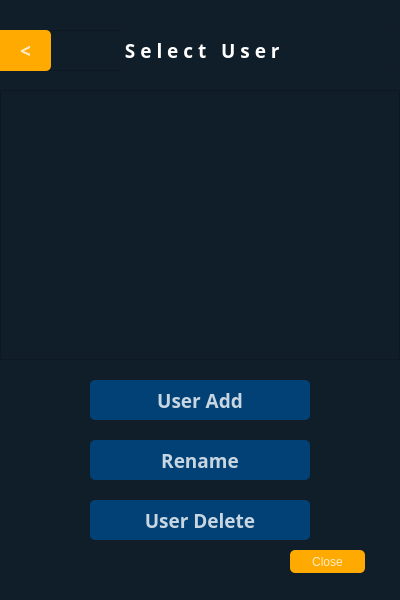
cach007/face_findeer, file ui/useredit.ui: the form before one commit.
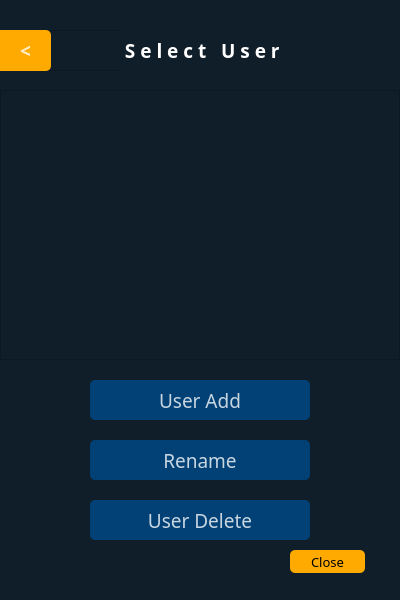
The form after the commit. Icons and pictures are not drawn.

```diff
--- a/ui/useredit.ui
+++ b/ui/useredit.ui
@@ -40,10 +40,16 @@
       <height>23</height>
      </rect>
     </property>
+    <property name="font">
+     <font>
+      <family>Arial Rounded MT Bold</family>
+      <pointsize>10</pointsize>
+     </font>
+    </property>
     <property name="styleSheet">
      <string notr="true">QPushButton#pushButton_3{
 background-color:rgb(255, 170, 0);
-color:rgba(255, 255, 255, 200);
+	color: rgb(0, 0, 0);
 border-radius:5px;
 }
 QPushButton#pushButton_3:pressed{
@@ -91,10 +97,10 @@
     </property>
     <property name="font">
      <font>
-      <family>Agency FB</family>
+      <family>Arial Rounded MT Bold</family>
       <pointsize>14</pointsize>
-      <weight>75</weight>
-      <bold>true</bold>
+      <weight>50</weight>
+      <bold>false</bold>
      </font>
     </property>
     <property name="styleSheet">
@@ -139,10 +145,10 @@
     </property>
     <property name="font">
      <font>
-      <family>Agency FB</family>
+      <family>Arial Rounded MT Bold</family>
       <pointsize>14</pointsize>
-      <weight>75</weight>
-      <bold>true</bold>
+      <weight>50</weight>
+      <bold>false</bold>
      </font>
     </property>
     <property name="styleSheet">
@@ -271,10 +277,10 @@
     </property>
     <property name="font">
      <font>
-      <family>Agency FB</family>
+      <family>Arial Rounded MT Bold</family>
       <pointsize>14</pointsize>
-      <weight>75</weight>
-      <bold>true</bold>
+      <weight>50</weight>
+      <bold>false</bold>
      </font>
     </property>
     <property name="styleSheet">
```
